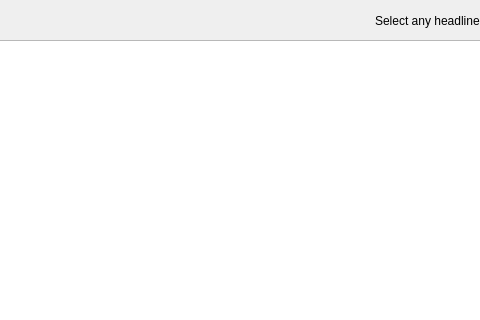
This is mainwindow.ui in SashaRybalkina/EducationalApp3505 as Qt 5 draws it before an edit; both pictures show x 595 to 1075 and y 0 to 320 of the 1193 by 755 pixel window. The edited form follows.
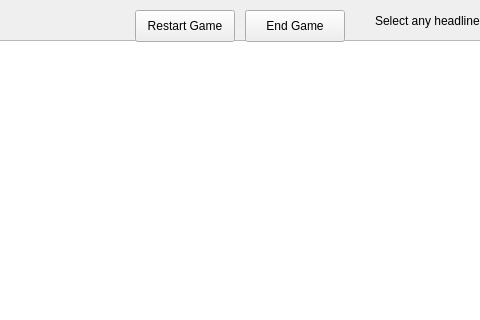
This is the edited form.

Commit message: Added end and restart button but unable to reset sprites

```diff
--- a/mainwindow.ui
+++ b/mainwindow.ui
@@ -385,6 +385,32 @@
 &lt;p align=&quot;center&quot; style=&quot;-qt-paragraph-type:empty; margin-top:0px; margin-bottom:0px; margin-left:0px; margin-right:0px; -qt-block-indent:0; text-indent:0px; font-size:50pt;&quot;&gt;&lt;br /&gt;&lt;/p&gt;&lt;/body&gt;&lt;/html&gt;</string>
     </property>
    </widget>
+   <widget class="QPushButton" name="end">
+    <property name="geometry">
+     <rect>
+      <x>840</x>
+      <y>10</y>
+      <width>100</width>
+      <height>32</height>
+     </rect>
+    </property>
+    <property name="text">
+     <string>End Game</string>
+    </property>
+   </widget>
+   <widget class="QPushButton" name="restart">
+    <property name="geometry">
+     <rect>
+      <x>730</x>
+      <y>10</y>
+      <width>100</width>
+      <height>32</height>
+     </rect>
+    </property>
+    <property name="text">
+     <string>Restart Game</string>
+    </property>
+   </widget>
   </widget>
   <widget class="QMenuBar" name="menubar">
    <property name="geometry">
```
The commit also changes 5 other files.
